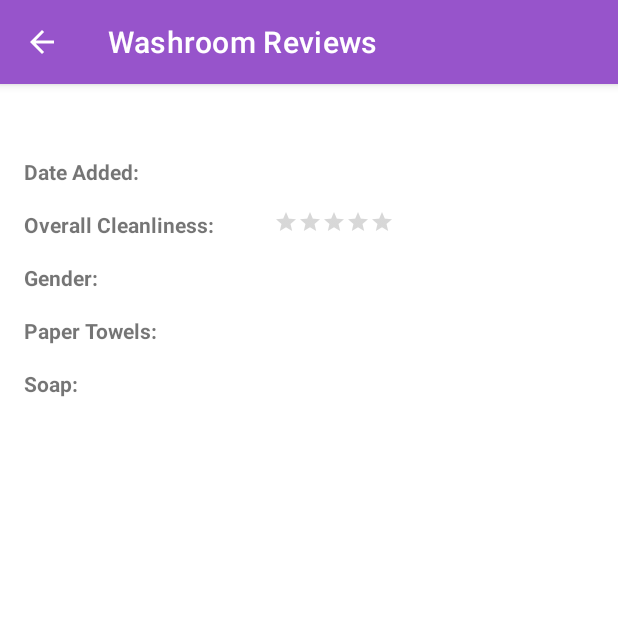
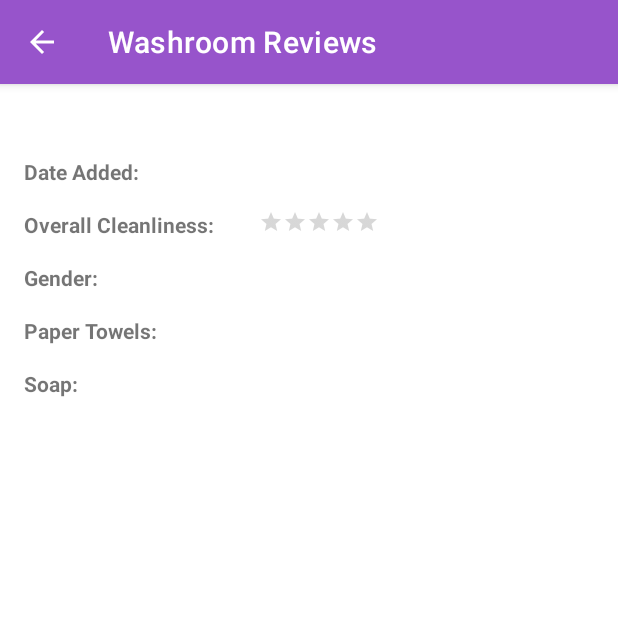
Before and after one commit to kylewuu/RateMyToilet, an Android app: the WashroomDetailsActivity screen opened directly, with no data from a screen before it, on a phone screen of 412 x 824 dp, the top half of it. Run offline under Robolectric (Android 15) with nearby library versions, the phone set to English and light mode, and no system bars; our stand-ins replace Firebase (no records; nobody signed in at launch, a user with empty details on screens opened directly); 9 statements that could not run were skipped.

Commit message:
fix washroom details attributes (#87)

```diff
--- a/app/src/main/res/layout/activity_display.xml
+++ b/app/src/main/res/layout/activity_display.xml
@@ -81,7 +81,7 @@
                     style="?android:attr/ratingBarStyleSmall"
                     android:layout_width="wrap_content"
                     android:layout_height="wrap_content"
-                    android:layout_marginLeft="40dp"
+                    android:layout_marginLeft="30dp"
                     android:layout_marginTop="16dp"
                     android:progressTint="#ffd700"
                     android:stepSize="1"/>
@@ -128,7 +128,7 @@
                     android:id="@+id/paperCheckText"
                     android:layout_width="wrap_content"
                     android:layout_height="wrap_content"
-                    android:layout_marginLeft="75dp"
+                    android:layout_marginLeft="70dp"
                     android:layout_marginTop="16dp" />
 
             </LinearLayout>
@@ -151,7 +151,7 @@
                     android:id="@+id/soapCheckText"
                     android:layout_width="wrap_content"
                     android:layout_height="wrap_content"
-                    android:layout_marginLeft="125dp"
+                    android:layout_marginLeft="124dp"
                     android:layout_marginTop="16dp" />
 
             </LinearLayout>
```
